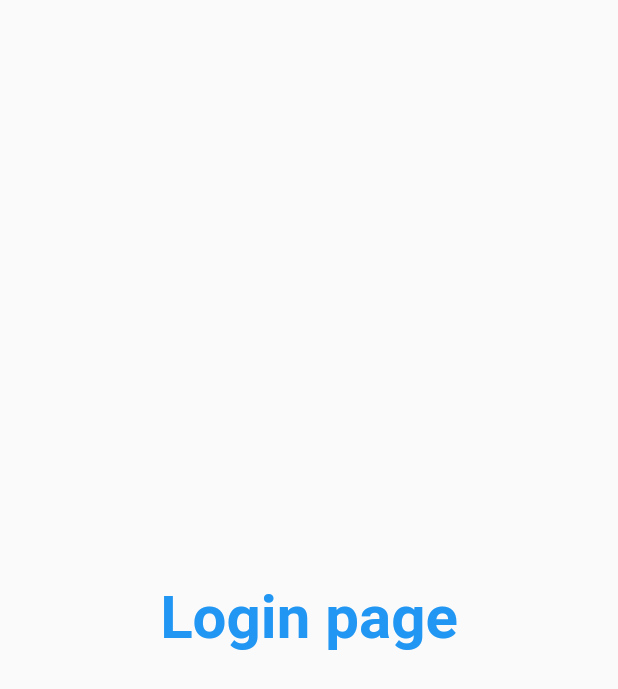
After one commit to chnouman/Flutter_App, a Flutter app: the screen it shows after launch, on a phone screen of 412 x 824 dp. The commit adds this screen. Shown: the top 689 px of the screen. Run offline on Flutter 3.47's test engine with Material 2 defaults, Android fonts, the phone set to English and light mode, and no system bars.

Commit message:
day 3 completed

```diff
--- a/lib/main.dart
+++ b/lib/main.dart
@@ -1,5 +1,6 @@
 import 'package:flutter/material.dart';
-import 'package:flutter_application_1/homepage.dart';
+import 'package:flutter_application_1/pages/homepage.dart';
+import 'package:flutter_application_1/pages/login_page.dart';
 
 void main() {
   runApp(MyApp());
@@ -9,6 +10,16 @@ class MyApp extends StatelessWidget {
   @override
   Widget build(BuildContext context) {
     return MaterialApp(
-        home: HomePage());
+      themeMode: ThemeMode.light,
+      theme: ThemeData(primarySwatch: Colors.deepOrange),
+      darkTheme: ThemeData(
+        brightness: Brightness.dark,
+      ),
+      routes: {
+        "/": (context) => LoginPage(),
+        "/home": (context) => HomePage(),
+        "/login": (context) => LoginPage()
+      },
+    );
   }
 }
--- /dev/null
+++ b/lib/pages/login_page.dart
@@ -0,0 +1,15 @@
+import 'package:flutter/material.dart';
+
+class LoginPage extends StatelessWidget {
+  @override
+  Widget build(BuildContext context) {
+    return Material(
+        child: Center(
+      child: Text(
+        "Login page",
+        style: TextStyle(
+            fontSize: 40, color: Colors.blue, fontWeight: FontWeight.bold),
+      ),
+    ));
+  }
+}
```
Also changed, not shown: lib/pages/homepage.dart (renamed from lib/homepage.dart), pubspec.lock.
